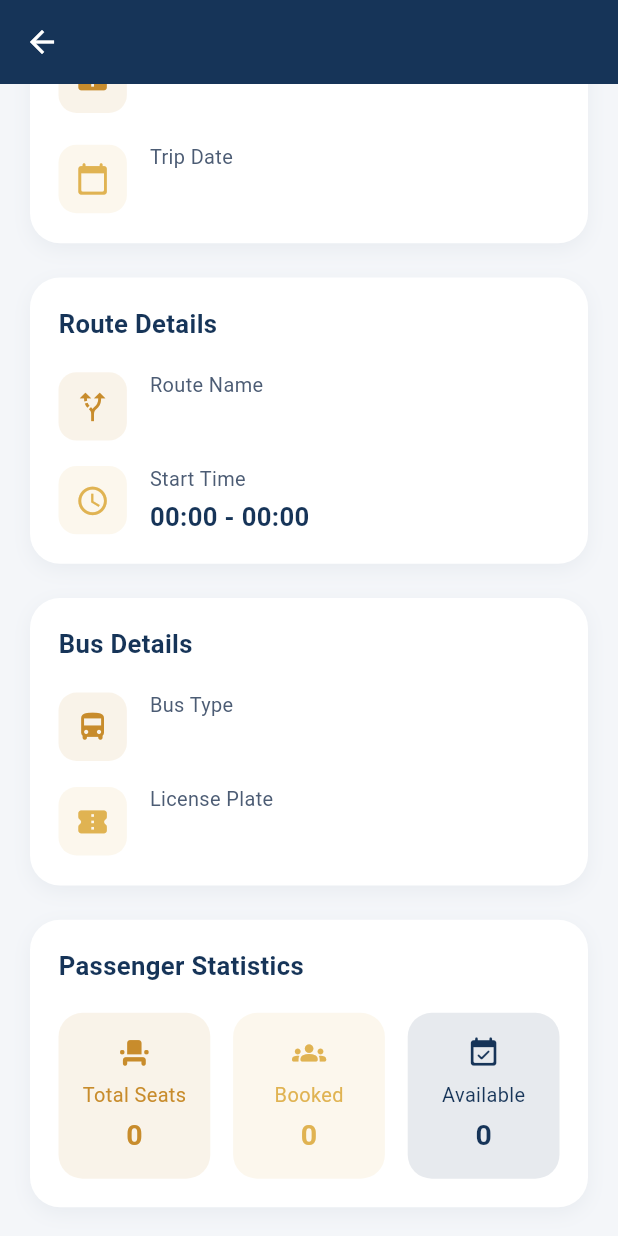
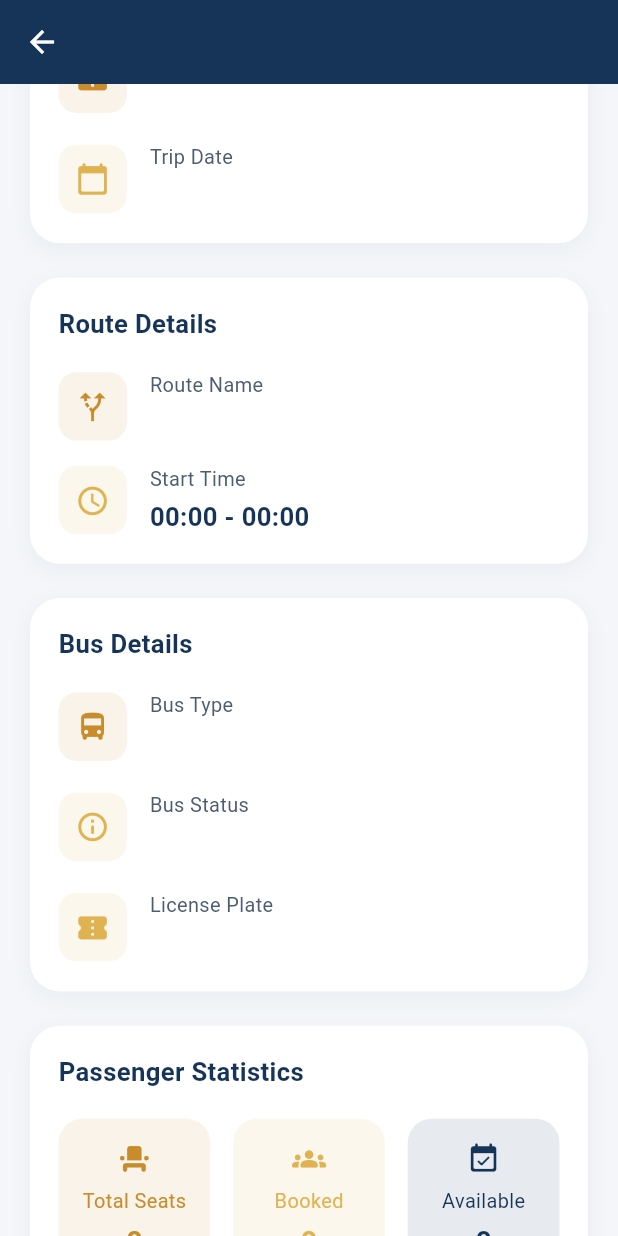
Before and after one commit to SNC-SWD/amman_tms_mobile, a Flutter app: the BusTripDetailScreen screen opened directly with empty values, scrolled down 318 dp, on a phone screen of 412 x 824 dp. Run offline on Flutter 3.47's test engine with Material 3 defaults, Android fonts, the phone set to English and light mode, and no system bars; our stand-ins replace shared_preferences, timeago, timeline_tile; accounts and stored records are empty.

Commit message:
feat(models): add bus status field and improve time formatting
- Add busIdStatusName field to BusTrip model
- Implement time formatting in RouteLine.fromJson
- Display bus status in trip detail screen

```diff
--- a/lib/bus_trip_detail_screen.dart
+++ b/lib/bus_trip_detail_screen.dart
@@ -50,7 +50,7 @@ class BusTripDetailScreen extends StatelessWidget {
             backgroundColor: kPrimaryBlue,
             flexibleSpace: FlexibleSpaceBar(
               title: Text(
-                trip.routeName,
+                trip.name,
                 style: TextStyle(
                   color: Colors.white,
                   fontWeight: FontWeight.bold,
@@ -66,7 +66,10 @@ class BusTripDetailScreen extends StatelessWidget {
                       gradient: LinearGradient(
                         begin: Alignment.topCenter,
                         end: Alignment.bottomCenter,
-                        colors: [kPrimaryBlue, kPrimaryBlue.withAlpha(204)], // 0.8 * 255 = 204
+                        colors: [
+                          kPrimaryBlue,
+                          kPrimaryBlue.withAlpha(204),
+                        ], // 0.8 * 255 = 204
                       ),
                     ),
                   ),
@@ -79,7 +82,9 @@ class BusTripDetailScreen extends StatelessWidget {
                       height: 200,
                       decoration: BoxDecoration(
                         shape: BoxShape.circle,
-                        color: kAccentGold.withAlpha(26), // 0.1 * 255 = 25.5 ≈ 26
+                        color: kAccentGold.withAlpha(
+                          26,
+                        ), // 0.1 * 255 = 25.5 ≈ 26
                       ),
                     ),
                   ),
@@ -435,7 +440,9 @@ class BusTripDetailScreen extends StatelessWidget {
                 borderRadius: BorderRadius.circular(20),
                 boxShadow: [
                   BoxShadow(
-                    color: kPrimaryBlue.withAlpha(13), // 0.05 * 255 = 12.75 ≈ 13
+                    color: kPrimaryBlue.withAlpha(
+                      13,
+                    ), // 0.05 * 255 = 12.75 ≈ 13
                     blurRadius: 10,
                     offset: const Offset(0, 4),
                   ),
@@ -452,7 +459,7 @@ class BusTripDetailScreen extends StatelessWidget {
                       fontWeight: FontWeight.bold,
                     ),
                   ),
-                  SizedBox(height: responsiveFont(20, context)),
+                  SizedBox(height: responsiveFont(2, context)),
                   ListView.builder(
                     shrinkWrap: true,
                     physics: const NeverScrollableScrollPhysics(),
@@ -466,8 +473,14 @@ class BusTripDetailScreen extends StatelessWidget {
                         alignment: TimelineAlign.start,
                         isFirst: isFirst,
                         isLast: isLast,
-                        beforeLineStyle: const LineStyle(color: kAccentGold, thickness: 2),
-                        afterLineStyle: const LineStyle(color: kAccentGold, thickness: 2),
+                        beforeLineStyle: const LineStyle(
+                          color: kAccentGold,
+                          thickness: 2,
+                        ),
+                        afterLineStyle: const LineStyle(
+                          color: kAccentGold,
+                          thickness: 2,
+                        ),
                         indicatorStyle: IndicatorStyle(
                           width: responsiveFont(30, context),
                           height: responsiveFont(30, context),
@@ -510,12 +523,16 @@ class BusTripDetailScreen extends StatelessWidget {
                                   color: kSlateGray,
                                 ),
                               ),
+                              Row(
+                                children: [
                                   Text(
                                     'Route ID: ${routeLine.id ?? "N/A"}',
                                     style: TextStyle(
                                       fontSize: responsiveFont(14, context),
                                       color: kSlateGray,
                                     ),
+                                  ),
+                                ],
                               ),
                             ],
                           ),
@@ -597,7 +614,48 @@ class BusTripDetailScreen extends StatelessWidget {
               ),
             ],
           ),
-          SizedBox(height: responsiveFont(16, context)),
+          SizedBox(height: responsiveFont(20, context)),
+          Row(
+            children: [
+              Container(
+                padding: EdgeInsets.all(responsiveFont(12, context)),
+                decoration: BoxDecoration(
+                  color: kSoftGold.withAlpha(26),
+                  borderRadius: BorderRadius.circular(12),
+                ),
+                child: Icon(
+                  Icons.info_outline_rounded,
+                  color: kSoftGold,
+                  size: responsiveFont(24, context),
+                ),
+              ),
+              SizedBox(width: responsiveFont(16, context)),
+              Expanded(
+                child: Column(
+                  crossAxisAlignment: CrossAxisAlignment.start,
+                  children: [
+                    Text(
+                      'Bus Status',
+                      style: TextStyle(
+                        color: kSlateGray,
+                        fontSize: responsiveFont(14, context),
+                      ),
+                    ),
+                    SizedBox(height: responsiveFont(4, context)),
+                    Text(
+                      trip.busIdStatusName ?? 'N/A',
+                      style: TextStyle(
+                        color: kPrimaryBlue,
+                        fontSize: responsiveFont(18, context),
+                        fontWeight: FontWeight.bold,
+                      ),
+                    ),
+                  ],
+                ),
+              ),
+            ],
+          ),
+          SizedBox(height: responsiveFont(20, context)),
           Row(
             children: [
               Container(
--- a/lib/models/bus_trip.dart
+++ b/lib/models/bus_trip.dart
@@ -9,6 +9,7 @@ class BusTrip {
   final int busId;
   final String busFleetType;
   final String busPlate;
+  final String? busIdStatusName; // Added busIdStatusName
   final String tripDate;
   final int totalSeat;
   final int seatBooked;
@@ -46,6 +47,7 @@ class BusTrip {
     required this.userId,
     this.statusSeq,
     this.routeLineIds,
+    this.busIdStatusName,
   });
 
   factory BusTrip.fromJson(Map<String, dynamic> json) {
@@ -57,6 +59,7 @@ class BusTrip {
       busId: int.tryParse(json['bus_id']?.toString() ?? '') ?? 0,
       busFleetType: json['bus_fleet_type']?.toString() ?? '',
       busPlate: json['bus_plate']?.toString() ?? '',
+      busIdStatusName: json['bus_id_status_name']?.toString(),
       tripDate: json['trip_date']?.toString() ?? '',
       totalSeat: int.tryParse(json['total_seat']?.toString() ?? '') ?? 0,
       seatBooked: int.tryParse(json['booked_seat']?.toString() ?? '') ?? 0,
--- a/lib/models/route_line.dart
+++ b/lib/models/route_line.dart
@@ -14,12 +14,27 @@ class RouteLine {
   });
 
   factory RouteLine.fromJson(Map<String, dynamic> json) {
+    // Convert float time to user-friendly format (e.g., 6.0 -> "06:00")
+    String formatTime(dynamic time) {
+      if (time == null) return '';
+
+      // Convert to double
+      double timeValue = time is double ? time : double.tryParse(time.toString()) ?? 0.0;
+
+      // Extract hours and minutes
+      int hours = timeValue.floor();
+      int minutes = ((timeValue - hours) * 60).round();
+
+      // Format as HH:MM
+      return '${hours.toString().padLeft(2, '0')}:${minutes.toString().padLeft(2, '0')}';
+    }
+
     return RouteLine(
       id: json['id'],
-      from: json['bording_from'] ?? '',
-      to: json['to'] ?? '',
-      startTime: json['start_times']?.toString(),
-      endTime: json['end_times']?.toString(),
+      from: json['bording_from_name'] ?? json['bording_from'] ?? '',
+      to: json['to_name'] ?? json['to'] ?? '',
+      startTime: formatTime(json['start_times']),
+      endTime: formatTime(json['end_times']),
     );
   }
 
```
Lines whose indentation alone changed are shown as unchanged.
